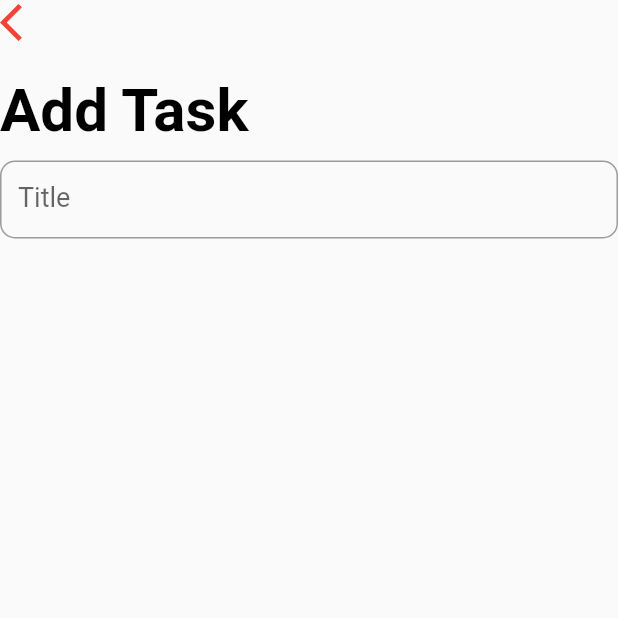
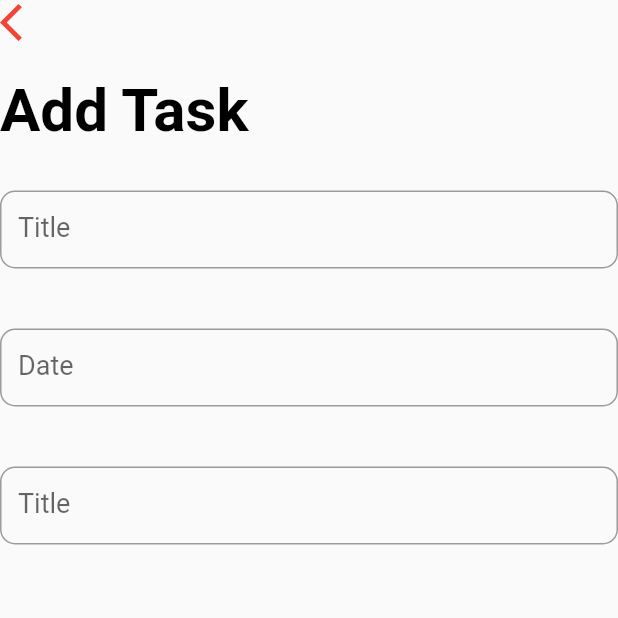
Before and after one commit to mayankrastogi02/ClassOrganizer, a Flutter app: the AddTaskScreen screen opened directly, on a phone screen of 412 x 824 dp, the top half of it. Run offline on Flutter 3.47's test engine with Material 2 defaults, Android fonts, the phone set to English and light mode, and no system bars; missing offline and left inert: inti.

Commit message:
Add Task Screen

```diff
--- a/lib/screens/add_task_screen.dart
+++ b/lib/screens/add_task_screen.dart
@@ -1,4 +1,5 @@
 import 'package:flutter/material.dart';
+import 'package:inti/intl.dart'
 
 class AddTaskScreen extends StatefulWidget {
   @override
@@ -10,6 +11,24 @@ class _AddTaskScreenState extends State<AddTaskScreen> {
   String _title = '';
   String _priority;
   DateTime _date = DateTime.now();
+  TextEditingController _dateController = TextEditingController();
+
+  final DateFormat _dateFormatter = DateFormat('MMMM dd, yyyy');
+
+  _handleDatePicker() async {
+    final DateTime date = await showDatePicker(
+      context: context,
+      initialDate: _date,
+      firstDate: DateTime(2021),
+      lastDate: DateTime(2100),
+    );
+    if (date != null && date != _date) {
+      setState(() {
+        _date = date;
+      });
+      _dateController.text = _date.toString();
+    }
+  }
 
   @override
   Widget build(BuildContext context) {
@@ -39,7 +58,9 @@ class _AddTaskScreenState extends State<AddTaskScreen> {
             key: _formKey,
             child: Column(
               children: <Widget>[
-                TextFormField(
+                Padding(
+                  padding: EdgeInsets.symmetric(vertical: 20.0),
+                  child: TextFormField(
                     style: TextStyle(fontSize: 10.0),
                     decoration: InputDecoration(
                       labelText: 'Title',
@@ -48,10 +69,45 @@ class _AddTaskScreenState extends State<AddTaskScreen> {
                         borderRadius: BorderRadius.circular(10.0),
                       ),
                     ),
-                  validator: (input) =>
-                      input.trim().isEmpty ? 'Please enter a task title' : null,
+                    validator: (input) => input.trim().isEmpty
+                        ? 'Please enter a task title'
+                        : null,
                     onSaved: (input) => _title = input,
                     initialValue: _title,
+                  ),
+                ),
+                Padding(
+                  padding: EdgeInsets.symmetric(vertical: 20.0),
+                  child: TextFormField(
+                    controller: _dateController,
+                    style: TextStyle(fontSize: 10.0),
+                    onTap: _handleDatePicker,
+                    decoration: InputDecoration(
+                      labelText: 'Date',
+                      labelStyle: TextStyle(fontSize: 18.0),
+                      border: OutlineInputBorder(
+                        borderRadius: BorderRadius.circular(10.0),
+                      ),
+                    ),
+                  ),
+                ),
+                Padding(
+                  padding: EdgeInsets.symmetric(vertical: 20.0),
+                  child: TextFormField(
+                    style: TextStyle(fontSize: 10.0),
+                    decoration: InputDecoration(
+                      labelText: 'Title',
+                      labelStyle: TextStyle(fontSize: 18.0),
+                      border: OutlineInputBorder(
+                        borderRadius: BorderRadius.circular(10.0),
+                      ),
+                    ),
+                    validator: (input) => input.trim().isEmpty
+                        ? 'Please enter a task title'
+                        : null,
+                    onSaved: (input) => _title = input,
+                    initialValue: _title,
+                  ),
                 ),
               ],
             ),
--- a/pubspec.yaml
+++ b/pubspec.yaml
@@ -28,6 +28,7 @@ dependencies:
   # The following adds the Cupertino Icons font to your application.
   # Use with the CupertinoIcons class for iOS style icons.
   cupertino_icons: ^1.0.0
+  intl: ^0.17.0
 
 dev_dependencies:
   flutter_test:
```
Lines whose indentation alone changed are shown as unchanged.
